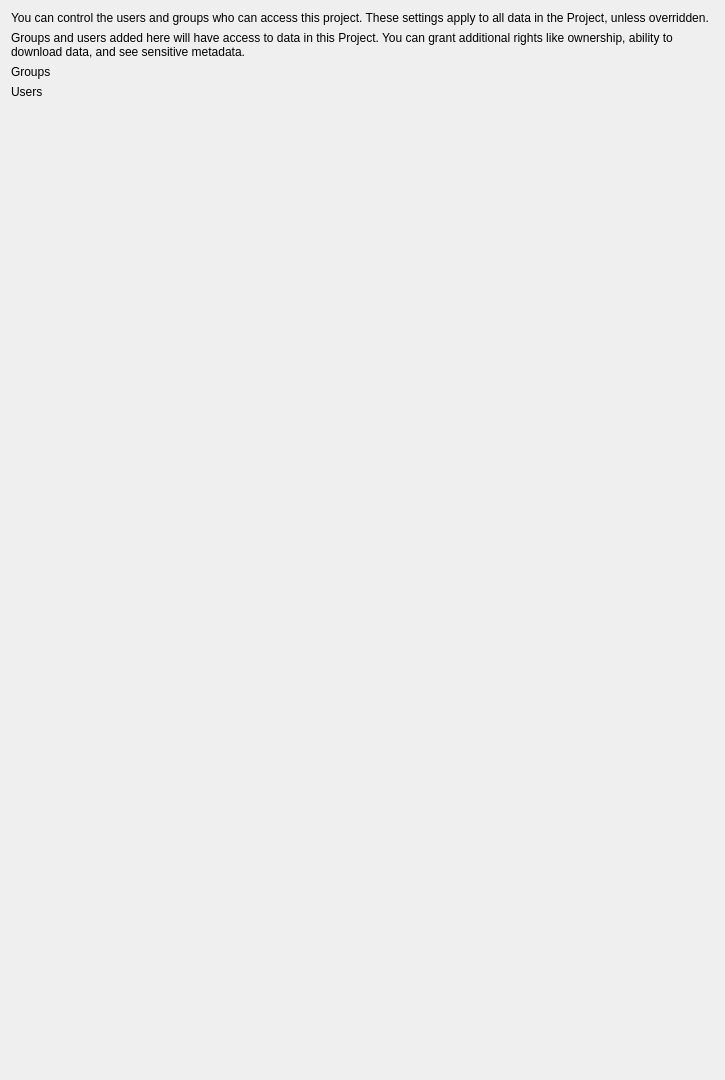
Old version of the form ime/ui/ui_project_access_control_tab.ui in the repository UoA-eResearch/mytardis_ime.
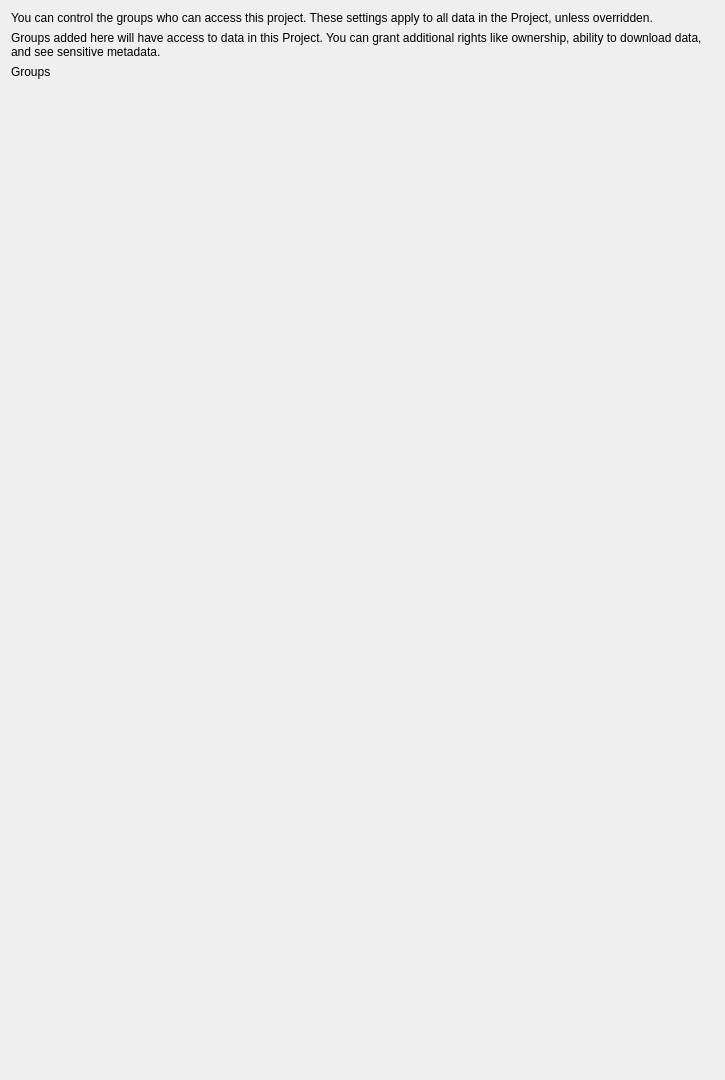
New version of the form. Custom widgets are drawn as their Qt base class.

Commit message: remove user access control from the interface

```diff
--- a/ime/ui/ui_project_access_control_tab.ui
+++ b/ime/ui/ui_project_access_control_tab.ui
@@ -35,7 +35,7 @@
       </size>
      </property>
      <property name="text">
-      <string>You can control the users and groups who can access this project. These settings apply to all data in the Project, unless overridden.</string>
+      <string>You can control the groups who can access this project. These settings apply to all data in the Project, unless overridden.</string>
      </property>
      <property name="wordWrap">
       <bool>true</bool>
@@ -45,7 +45,7 @@
    <item>
     <widget class="QLabel" name="label_4">
      <property name="text">
-      <string>Groups and users added here will have access to data in this Project. You can grant additional rights like ownership, ability to download data, and see sensitive metadata.</string>
+      <string>Groups added here will have access to data in this Project. You can grant additional rights like ownership, ability to download data, and see sensitive metadata.</string>
      </property>
      <property name="wordWrap">
       <bool>true</bool>
@@ -64,16 +64,6 @@
        </property>
       </widget>
      </item>
-     <item row="2" column="0">
-      <widget class="QLabel" name="label_2">
-       <property name="text">
-        <string>Users</string>
-       </property>
-      </widget>
-     </item>
-     <item row="2" column="1">
-      <widget class="AccessControlList" name="users" native="true"/>
-     </item>
     </layout>
    </item>
    <item>
```
The commit also changes 15 other files.
